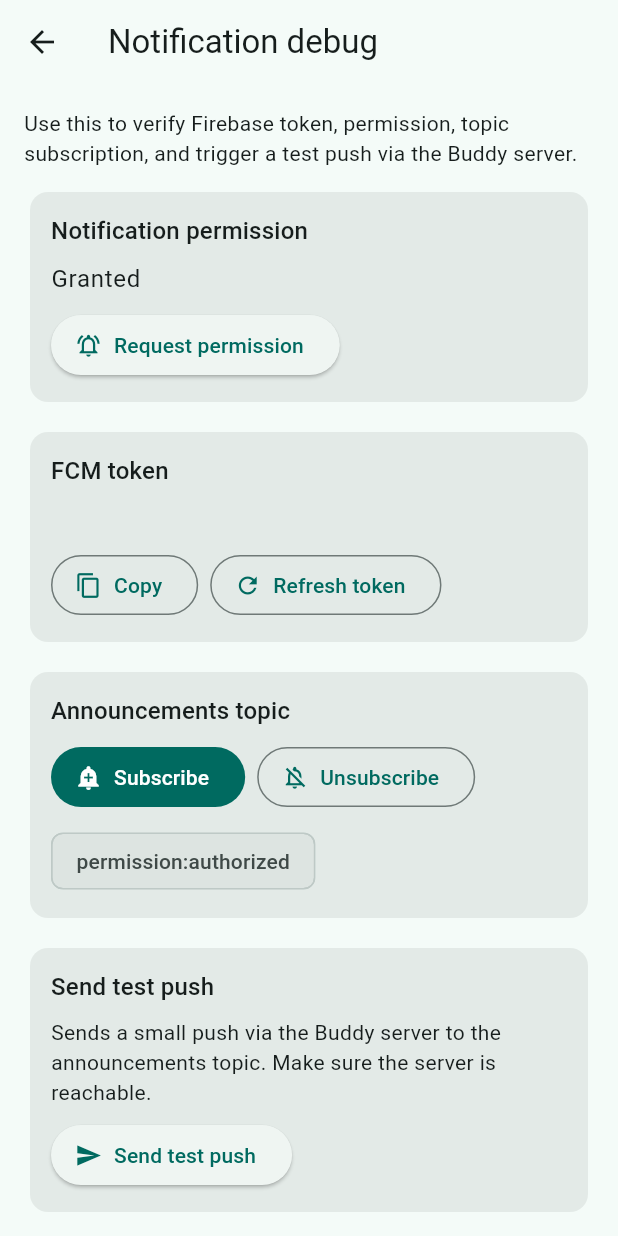
After one commit to Brian-C69/calm_campus, a Flutter app: the FcmDebugPage screen opened by its route, after a tap on "Request permission", on a phone screen of 412 x 824 dp. The commit adds this screen. Run offline on Flutter 3.47's test engine with Material 3 defaults, Android fonts, the light colour scheme and no system bars; our stand-ins replace equatable, firebase_core, firebase_messaging, flutter_local_notifications, flutter_map, geolocator and 8 more; accounts and stored records are empty.

Commit message:
TEST ONLY

```diff
--- a/ai-buddy-server/package.json
+++ b/ai-buddy-server/package.json
@@ -6,7 +6,8 @@
   "description": "Express server proxying Ollama for CalmCampus Buddy with safety guardrails",
   "main": "src/index.js",
   "scripts": {
-    "start": "node src/index.js"
+    "start": "node src/index.js",
+    "start:push": "node src/pushRelay.js"
   },
   "dependencies": {
     "cors": "^2.8.5",
--- a/lib/main.dart
+++ b/lib/main.dart
@@ -15,6 +15,7 @@ import 'pages/history_page.dart';
 import 'pages/home_page.dart';
 import 'pages/journal_page.dart';
 import 'pages/about_page.dart';
+import 'pages/fcm_debug_page.dart';
 import 'pages/mood_page.dart';
 import 'pages/movement_page.dart';
 import 'pages/period_tracker_page.dart';
@@ -108,6 +109,7 @@ class MyApp extends StatelessWidget {
                 '/campus-map': (_) => const CampusMapPage(),
                 '/weather': (_) => const WeatherPage(),
                 '/announcements': (_) => const AnnouncementsPage(),
+                '/debug/fcm': (_) => const FcmDebugPage(),
               },
             );
           },
--- /dev/null
+++ b/lib/pages/fcm_debug_page.dart
@@ -0,0 +1,269 @@
+import 'package:flutter/material.dart';
+import 'package:firebase_messaging/firebase_messaging.dart';
+import 'package:flutter/services.dart';
+import 'package:http/http.dart' as http;
+
+import '../l10n/app_localizations.dart';
+
+class FcmDebugPage extends StatefulWidget {
+  const FcmDebugPage({super.key});
+
+  @override
+  State<FcmDebugPage> createState() => _FcmDebugPageState();
+}
+
+class _FcmDebugPageState extends State<FcmDebugPage> {
+  String? _token;
+  String? _lastMessage;
+  String? _status;
+  bool _isBusy = false;
+  NotificationSettings? _settings;
+
+  @override
+  void initState() {
+    super.initState();
+    _loadState();
+    FirebaseMessaging.onMessageOpenedApp.listen((RemoteMessage message) {
+      setState(() {
+        _lastMessage = 'opened:${message.messageId ?? ''} ${message.notification?.title ?? ''}';
+      });
+    });
+  }
+
+  Future<void> _loadState() async {
+    final FirebaseMessaging messaging = FirebaseMessaging.instance;
+    final NotificationSettings settings = await messaging.getNotificationSettings();
+    final String? token = await messaging.getToken();
+    setState(() {
+      _settings = settings;
+      _token = token;
+    });
+  }
+
+  Future<void> _requestPermission() async {
+    final FirebaseMessaging messaging = FirebaseMessaging.instance;
+    final NotificationSettings settings = await messaging.requestPermission(
+      alert: true,
+      badge: true,
+      sound: true,
+      provisional: false,
+    );
+    setState(() {
+      _settings = settings;
+      _status = 'permission:${settings.authorizationStatus.name}';
+    });
+  }
+
+  Future<void> _refreshToken() async {
+    final String? token = await FirebaseMessaging.instance.getToken();
+    setState(() {
+      _token = token;
+    });
+  }
+
+  Future<void> _copyToken() async {
+    final strings = AppLocalizations.of(context);
+    if (_token == null) return;
+    await Clipboard.setData(ClipboardData(text: _token!));
+    if (!mounted) return;
+    ScaffoldMessenger.of(context).showSnackBar(
+      SnackBar(content: Text(strings.t('fcmDebug.copied'))),
+    );
+  }
+
+  Future<void> _subscribe() async {
+    await FirebaseMessaging.instance.subscribeToTopic('announcements');
+    setState(() {
+      _status = 'subscribed';
+    });
+  }
+
+  Future<void> _unsubscribe() async {
+    await FirebaseMessaging.instance.unsubscribeFromTopic('announcements');
+    setState(() {
+      _status = 'unsubscribed';
+    });
+  }
+
+  Future<void> _sendTestPush() async {
+    if (_isBusy) return;
+    setState(() => _isBusy = true);
+    final strings = AppLocalizations.of(context);
+
+    const String pushEnv = String.fromEnvironment('PUSH_BASE_URL');
+    const String chatEnv = String.fromEnvironment('CHAT_BASE_URL');
+    final String baseUrl =
+        pushEnv.isNotEmpty ? pushEnv : (chatEnv.isNotEmpty ? chatEnv : 'http://bernard.onthewifi.com:3001');
+
+    try {
+      final response = await http
+          .post(
+            Uri.parse('$baseUrl/notify/announcement'),
+            headers: {'Content-Type': 'application/json'},
+            body: '{"title":"Test push","body":"Triggered from device"}',
+          )
+          .timeout(const Duration(seconds: 10));
+      final ok = response.statusCode == 200;
+      final String body = response.body;
+      setState(() {
+        _lastMessage = ok
+            ? strings.t('fcmDebug.sent')
+            : 'error ${response.statusCode}${body.isNotEmpty ? ' $body' : ''}';
+      });
+    } catch (e) {
+      setState(() {
+        _lastMessage = 'error $e';
+      });
+    } finally {
+      if (mounted) setState(() => _isBusy = false);
+    }
+  }
+
+  @override
+  Widget build(BuildContext context) {
+    final strings = AppLocalizations.of(context);
+    final ColorScheme colors = Theme.of(context).colorScheme;
+
+    return Scaffold(
+      appBar: AppBar(
+        title: Text(strings.t('fcmDebug.title')),
+      ),
+      body: Padding(
+        padding: const EdgeInsets.all(16),
+        child: ListView(
+          children: [
+            Text(strings.t('fcmDebug.note'), style: Theme.of(context).textTheme.bodyMedium),
+            const SizedBox(height: 12),
+            _SectionCard(
+              title: strings.t('fcmDebug.permission'),
+              child: Column(
+                crossAxisAlignment: CrossAxisAlignment.start,
+                children: [
+                  Text(_permissionLabel(strings), style: Theme.of(context).textTheme.bodyLarge),
+                  const SizedBox(height: 8),
+                  ElevatedButton.icon(
+                    onPressed: _requestPermission,
+                    icon: const Icon(Icons.notifications_active_outlined),
+                    label: Text(strings.t('fcmDebug.requestPermission')),
+                  ),
+                ],
+              ),
+            ),
+            const SizedBox(height: 12),
+            _SectionCard(
+              title: strings.t('fcmDebug.token'),
+              child: Column(
+                crossAxisAlignment: CrossAxisAlignment.start,
+                children: [
+                  SelectableText(_token ?? strings.t('fcmDebug.tokenMissing')),
+                  const SizedBox(height: 8),
+                  Wrap(
+                    spacing: 8,
+                    runSpacing: 8,
+                    children: [
+                      OutlinedButton.icon(
+                        onPressed: _copyToken,
+                        icon: const Icon(Icons.copy),
+                        label: Text(strings.t('fcmDebug.copy')),
+                      ),
+                      OutlinedButton.icon(
+                        onPressed: _refreshToken,
+                        icon: const Icon(Icons.refresh),
+                        label: Text(strings.t('fcmDebug.refreshToken')),
+                      ),
+                    ],
+                  ),
+                ],
+              ),
+            ),
+            const SizedBox(height: 12),
+            _SectionCard(
+              title: strings.t('fcmDebug.topic'),
+              child: Wrap(
+                spacing: 8,
+                runSpacing: 8,
+                children: [
+                  FilledButton.icon(
+                    onPressed: _subscribe,
+                    icon: const Icon(Icons.add_alert),
+                    label: Text(strings.t('fcmDebug.subscribe')),
+                  ),
+                  OutlinedButton.icon(
+                    onPressed: _unsubscribe,
+                    icon: const Icon(Icons.notifications_off_outlined),
+                    label: Text(strings.t('fcmDebug.unsubscribe')),
+                  ),
+                  if (_status != null)
+                    Chip(
+                      label: Text(_status!),
+                      backgroundColor: colors.surfaceContainerHighest,
+                    ),
+                ],
+              ),
+            ),
+            const SizedBox(height: 12),
+            _SectionCard(
+              title: strings.t('fcmDebug.sendTest'),
+              child: Column(
+                crossAxisAlignment: CrossAxisAlignment.start,
+                children: [
+                  Text(strings.t('fcmDebug.sendTest.desc')),
+                  const SizedBox(height: 8),
+                  ElevatedButton.icon(
+                    onPressed: _isBusy ? null : _sendTestPush,
+                    icon: const Icon(Icons.send),
+                    label: Text(strings.t('fcmDebug.sendTest')),
+                  ),
+                  if (_lastMessage != null) ...[
+                    const SizedBox(height: 8),
+                    Text('${strings.t('fcmDebug.lastMessage')}: $_lastMessage'),
+                  ],
+                ],
+              ),
+            ),
+          ],
+        ),
+      ),
+    );
+  }
+
+  String _permissionLabel(AppLocalizations strings) {
+    final status = _settings?.authorizationStatus;
+    switch (status) {
+      case AuthorizationStatus.authorized:
+        return strings.t('fcmDebug.permission.granted');
+      case AuthorizationStatus.provisional:
+        return strings.t('fcmDebug.permission.provisional');
+      case AuthorizationStatus.denied:
+        return strings.t('fcmDebug.permission.denied');
+      default:
+        return strings.t('fcmDebug.permission.notDetermined');
+    }
+  }
+}
+
+class _SectionCard extends StatelessWidget {
+  const _SectionCard({required this.title, required this.child});
+
+  final String title;
+  final Widget child;
+
+  @override
+  Widget build(BuildContext context) {
+    return Card(
+      elevation: 0,
+      color: Theme.of(context).colorScheme.surfaceContainerHigh,
+      child: Padding(
+        padding: const EdgeInsets.all(14),
+        child: Column(
+          crossAxisAlignment: CrossAxisAlignment.start,
+          children: [
+            Text(title, style: Theme.of(context).textTheme.titleMedium),
+            const SizedBox(height: 8),
+            child,
+          ],
+        ),
+      ),
+    );
+  }
+}
--- a/lib/pages/home_page.dart
+++ b/lib/pages/home_page.dart
@@ -70,6 +70,7 @@ class _HomePageState extends State<HomePage> {
       _HomeRouteInfo(strings.t('home.card.help'), Icons.volunteer_activism, '/help-now'),
       _HomeRouteInfo(strings.t('home.card.dsa'), Icons.analytics, '/dsa-summary'),
       _HomeRouteInfo(strings.t('home.card.challenges'), Icons.menu_book, '/challenges'),
+      _HomeRouteInfo(strings.t('home.card.challenges'), Icons.bug_report, '/debug/fcm'),
     ];
 
     return Scaffold(
--- a/lib/services/firebase_messaging_service.dart
+++ b/lib/services/firebase_messaging_service.dart
@@ -1,5 +1,6 @@
 import 'package:firebase_core/firebase_core.dart';
 import 'package:firebase_messaging/firebase_messaging.dart';
+import 'package:flutter/foundation.dart';
 import 'package:flutter_local_notifications/flutter_local_notifications.dart';
 
 class FirebaseMessagingService {
@@ -14,7 +15,8 @@ class FirebaseMessagingService {
     _messaging = FirebaseMessaging.instance;
     await _requestPermissions();
     await _setupLocalNotifications();
-    await _messaging?.subscribeToTopic('announcements');
+    await _refreshTokenAndSubscribe();
+    _messaging?.onTokenRefresh.listen(_handleToken);
     FirebaseMessaging.onMessage.listen(_handleForegroundMessage);
   }
 
@@ -34,6 +36,25 @@ class FirebaseMessagingService {
     const DarwinInitializationSettings initIOS = DarwinInitializationSettings();
     const InitializationSettings settings = InitializationSettings(android: initAndroid, iOS: initIOS);
     await _localNotifications.initialize(settings);
+  }
+
+  Future<void> _refreshTokenAndSubscribe() async {
+    final messaging = _messaging;
+    if (messaging == null) return;
+    final String? token = await messaging.getToken();
+    if (token != null && token.isNotEmpty) {
+      // Keep topic subscription fresh to avoid missing pushes when tokens rotate.
+      await messaging.subscribeToTopic('announcements');
+      debugPrint('FCM token ready: $token');
+    } else {
+      debugPrint('FCM token missing');
+    }
+  }
+
+  void _handleToken(String token) {
+    // On rotation, re-subscribe to the topic and log for debugging.
+    _messaging?.subscribeToTopic('announcements');
+    debugPrint('FCM token refreshed: $token');
   }
 
   Future<void> _handleForegroundMessage(RemoteMessage message) async {
--- /dev/null
+++ b/start node server.txt
@@ -0,0 +1,2 @@
+cd C:\xampp\htdocs\calm_campus\web\confirm
+npx http-server . -p 3000
```
Also changed, not shown: assets/lang/en.json (+21 -1 lines), assets/lang/ms.json (+21 -1 lines), assets/lang/zh.json (+21 -1 lines), lib/pages/chat_page.dart (+9 -5 lines), lib/services/announcement_service.dart (+9 -0 lines), 6 other files.
